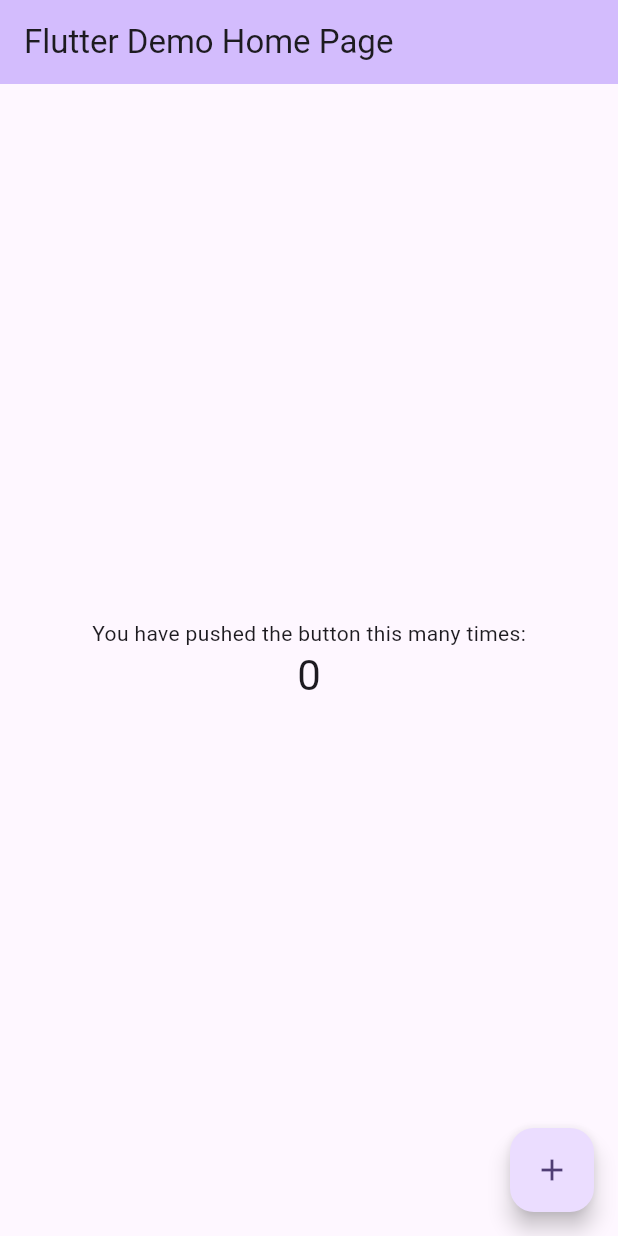
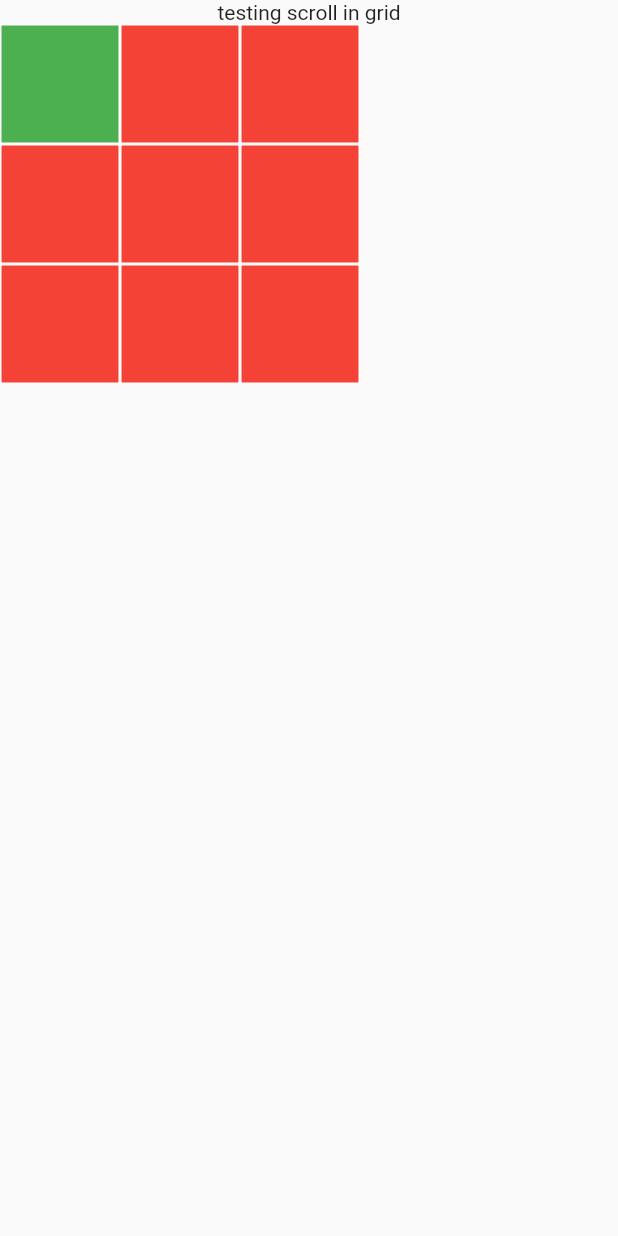
Before and after one commit to politebarista/flutter_sandbox, a Flutter app: the screen it shows after launch, on a phone screen of 412 x 824 dp. Run offline on Flutter 3.47's test engine with Material 2 defaults, Android fonts, the phone set to English and light mode, and no system bars.

Commit message:
implemented a screen for working with swipes in different directions

```diff
--- a/lib/main.dart
+++ b/lib/main.dart
@@ -1,125 +1,6 @@
 import 'package:flutter/material.dart';
+import 'package:sandbox/scroll_direction_testing/scroll_screen.dart';
 
 void main() {
-  runApp(const MyApp());
+  runApp(const ScrollScreen());
 }
-
-class MyApp extends StatelessWidget {
-  const MyApp({super.key});
-
-  // This widget is the root of your application.
-  @override
-  Widget build(BuildContext context) {
-    return MaterialApp(
-      title: 'Flutter Demo',
-      theme: ThemeData(
-        // This is the theme of your application.
-        //
-        // TRY THIS: Try running your application with "flutter run". You'll see
-        // the application has a blue toolbar. Then, without quitting the app,
-        // try changing the seedColor in the colorScheme below to Colors.green
-        // and then invoke "hot reload" (save your changes or press the "hot
-        // reload" button in a Flutter-supported IDE, or press "r" if you used
-        // the command line to start the app).
-        //
-        // Notice that the counter didn't reset back to zero; the application
-        // state is not lost during the reload. To reset the state, use hot
-        // restart instead.
-        //
-        // This works for code too, not just values: Most code changes can be
-        // tested with just a hot reload.
-        colorScheme: ColorScheme.fromSeed(seedColor: Colors.deepPurple),
-        useMaterial3: true,
-      ),
-      home: const MyHomePage(title: 'Flutter Demo Home Page'),
-    );
-  }
-}
-
-class MyHomePage extends StatefulWidget {
-  const MyHomePage({super.key, required this.title});
-
-  // This widget is the home page of your application. It is stateful, meaning
-  // that it has a State object (defined below) that contains fields that affect
-  // how it looks.
-
-  // This class is the configuration for the state. It holds the values (in this
-  // case the title) provided by the parent (in this case the App widget) and
-  // used by the build method of the State. Fields in a Widget subclass are
-  // always marked "final".
-
-  final String title;
-
-  @override
-  State<MyHomePage> createState() => _MyHomePageState();
-}
-
-class _MyHomePageState extends State<MyHomePage> {
-  int _counter = 0;
-
-  void _incrementCounter() {
-    setState(() {
-      // This call to setState tells the Flutter framework that something has
-      // changed in this State, which causes it to rerun the build method below
-      // so that the display can reflect the updated values. If we changed
-      // _counter without calling setState(), then the build method would not be
-      // called again, and so nothing would appear to happen.
-      _counter++;
-    });
-  }
-
-  @override
-  Widget build(BuildContext context) {
-    // This method is rerun every time setState is called, for instance as done
-    // by the _incrementCounter method above.
-    //
-    // The Flutter framework has been optimized to make rerunning build methods
-    // fast, so that you can just rebuild anything that needs updating rather
-    // than having to individually change instances of widgets.
-    return Scaffold(
-      appBar: AppBar(
-        // TRY THIS: Try changing the color here to a specific color (to
-        // Colors.amber, perhaps?) and trigger a hot reload to see the AppBar
-        // change color while the other colors stay the same.
-        backgroundColor: Theme.of(context).colorScheme.inversePrimary,
-        // Here we take the value from the MyHomePage object that was created by
-        // the App.build method, and use it to set our appbar title.
-        title: Text(widget.title),
-      ),
-      body: Center(
-        // Center is a layout widget. It takes a single child and positions it
-        // in the middle of the parent.
-        child: Column(
-          // Column is also a layout widget. It takes a list of children and
-          // arranges them vertically. By default, it sizes itself to fit its
-          // children horizontally, and tries to be as tall as its parent.
-          //
-          // Column has various properties to control how it sizes itself and
-          // how it positions its children. Here we use mainAxisAlignment to
-          // center the children vertically; the main axis here is the vertical
-          // axis because Columns are vertical (the cross axis would be
-          // horizontal).
-          //
-          // TRY THIS: Invoke "debug painting" (choose the "Toggle Debug Paint"
-          // action in the IDE, or press "p" in the console), to see the
-          // wireframe for each widget.
-          mainAxisAlignment: MainAxisAlignment.center,
-          children: <Widget>[
-            const Text(
-              'You have pushed the button this many times:',
-            ),
-            Text(
-              '$_counter',
-              style: Theme.of(context).textTheme.headlineMedium,
-            ),
-          ],
-        ),
-      ),
-      floatingActionButton: FloatingActionButton(
-        onPressed: _incrementCounter,
-        tooltip: 'Increment',
-        child: const Icon(Icons.add),
-      ), // This trailing comma makes auto-formatting nicer for build methods.
-    );
-  }
-}
--- /dev/null
+++ b/lib/scroll_direction_testing/scroll_screen.dart
@@ -0,0 +1,141 @@
+import 'package:flutter/material.dart';
+
+import 'scroll_tile.dart';
+import 'scroll_tile_direction.dart';
+import 'scroll_tile_position.dart';
+import 'scroll_tile_widget.dart';
+
+class ScrollScreen extends StatefulWidget {
+  const ScrollScreen({Key? key}) : super(key: key);
+
+  @override
+  State<ScrollScreen> createState() => _ScrollScreenState();
+}
+
+class _ScrollScreenState extends State<ScrollScreen> {
+  late final List<List<ScrollTile>> tiles;
+
+  @override
+  void initState() {
+    tiles = [
+      [
+        ScrollTile(true),
+        ScrollTile(false),
+        ScrollTile(false),
+      ],
+      [
+        ScrollTile(false),
+        ScrollTile(false),
+        ScrollTile(false),
+      ],
+      [
+        ScrollTile(false),
+        ScrollTile(false),
+        ScrollTile(false),
+      ]
+    ];
+    super.initState();
+  }
+
+  @override
+  Widget build(BuildContext context) {
+    return MaterialApp(
+      home: Scaffold(
+        body: SafeArea(
+          child: Column(
+            children: [
+              Text('testing scroll in grid'),
+              // Expanded(
+              //   child: GridView.count(
+              //     crossAxisCount: 3,
+              //     children: tiles.map((e) => ScrollTileWidget(e)).toList(),
+              //   ),
+              // ),
+              ...tiles
+                  .map(
+                    (row) => Row(
+                      children: [
+                        ...row
+                            .map((tile) =>
+                                ScrollTileWidget(tile, _processScroll))
+                            .toList(),
+                      ],
+                    ),
+                  )
+                  .toList(),
+            ],
+          ),
+        ),
+      ),
+    );
+  }
+
+  _processScroll(
+    ScrollTile scrollTile,
+    ScrollTileDirection scrollTileDirection,
+  ) {
+    print('scroll processing is started');
+
+    final ScrollTilePosition currentTilePosition = _findTileByInstance(
+      scrollTile,
+    );
+
+    switch (scrollTileDirection) {
+      case ScrollTileDirection.right:
+        if (tiles[currentTilePosition.x].length != currentTilePosition.y + 1) {
+          setState(() {
+            tiles[currentTilePosition.x][currentTilePosition.y].isCurrent = false;
+            tiles[currentTilePosition.x][currentTilePosition.y + 1].isCurrent = true;
+          });
+        } else {
+          print('rich boundaries at right');
+        }
+        break;
+      case ScrollTileDirection.left:
+        if (currentTilePosition.y != 0) {
+          setState(() {
+            tiles[currentTilePosition.x][currentTilePosition.y].isCurrent = false;
+            tiles[currentTilePosition.x][currentTilePosition.y - 1].isCurrent = true;
+          });
+        } else {
+          print('rich boundaries at left');
+        }
+        break;
+      case ScrollTileDirection.down:
+        if (tiles.length != currentTilePosition.x + 1) {
+          setState(() {
+            tiles[currentTilePosition.x][currentTilePosition.y].isCurrent = false;
+            tiles[currentTilePosition.x + 1][currentTilePosition.y ].isCurrent = true;
+          });
+        } else {
+          print('rich boundaries at bottom');
+        }
+        break;
+      case ScrollTileDirection.up:
+        if (currentTilePosition.x != 0) {
+          setState(() {
+            tiles[currentTilePosition.x][currentTilePosition.y].isCurrent = false;
+            tiles[currentTilePosition.x - 1][currentTilePosition.y ].isCurrent = true;
+          });
+        } else {
+          print('rich boundaries at top');
+        }
+        break;
+      default:
+        throw UnimplementedError();
+    }
+  }
+
+  _findTileByInstance(ScrollTile scrollTile) {
+    for (int i = 0; i < tiles.length; i++) {
+      final List<ScrollTile> row = tiles[i];
+      for (int j = 0; j < row.length; j++) {
+        if (row[j] == scrollTile) {
+          print('find correct tile at x - $i, y - $j');
+          return ScrollTilePosition(i, j);
+        }
+      }
+    }
+    throw Error();
+  }
+}
--- /dev/null
+++ b/lib/scroll_direction_testing/scroll_tile.dart
@@ -0,0 +1,5 @@
+class ScrollTile {
+  bool isCurrent;
+
+  ScrollTile(this.isCurrent);
+}
--- /dev/null
+++ b/lib/scroll_direction_testing/scroll_tile_direction.dart
@@ -0,0 +1,3 @@
+enum ScrollTileDirection {
+  left, up, right, down;
+}
--- /dev/null
+++ b/lib/scroll_direction_testing/scroll_tile_position.dart
@@ -0,0 +1,5 @@
+class ScrollTilePosition {
+  final int x, y;
+
+  const ScrollTilePosition(this.x, this.y);
+}
--- /dev/null
+++ b/lib/scroll_direction_testing/scroll_tile_widget.dart
@@ -0,0 +1,79 @@
+import 'dart:math';
+
+import 'package:flutter/material.dart';
+
+import 'scroll_tile.dart';
+import 'scroll_tile_direction.dart';
+
+class ScrollTileWidget extends StatelessWidget {
+  final ScrollTile tile;
+  final Function(ScrollTile, ScrollTileDirection) processScroll;
+
+  ScrollTileWidget(this.tile, this.processScroll, {Key? key}) : super(key: key);
+
+  ScrollTileDirection? direction;
+
+  @override
+  Widget build(BuildContext context) {
+    return tile.isCurrent
+        ? GestureDetector(
+            onVerticalDragStart: (dragDetails) => print('vertical drag start'),
+            onHorizontalDragStart: (dragDetails) =>
+                print('horizontal drag start'),
+            onHorizontalDragUpdate: _processHorizontalDragUpdate,
+            onVerticalDragUpdate: _processVerticalDragUpdate,
+            onHorizontalDragEnd: _processHorizontalDragEnd,
+            onVerticalDragEnd: _processVerticalDragEnd,
+            child: Container(
+              width: 80,
+              height: 80,
+              decoration: BoxDecoration(
+                color: Colors.green,
+                border: Border.all(color: Colors.white, width: 1),
+              ),
+            ),
+          )
+        : Container(
+            width: 80,
+            height: 80,
+            decoration: BoxDecoration(
+              color: Colors.red,
+              border: Border.all(color: Colors.white, width: 1),
+            ),
+          );
+  }
+
+  _processHorizontalDragUpdate(DragUpdateDetails dragDetails) {
+    print('horizontal drag update - ${dragDetails.delta.direction}');
+    if (dragDetails.delta.direction == pi) {
+      direction = ScrollTileDirection.left;
+      print('left');
+    } else {
+      direction = ScrollTileDirection.right;
+      print('right');
+    }
+  }
+
+  _processVerticalDragUpdate(DragUpdateDetails dragDetails) {
+    print('vertical drag update - ${dragDetails.delta.direction}');
+    if (dragDetails.delta.direction == pi / 2) {
+      direction = ScrollTileDirection.down;
+      print('down');
+    } else {
+      direction = ScrollTileDirection.up;
+      print('up');
+    }
+  }
+
+  _processVerticalDragEnd(DragEndDetails dragDetails) {
+    print('vertical drag end');
+    processScroll(tile, direction!);
+    direction = null;
+  }
+
+  _processHorizontalDragEnd(DragEndDetails dragDetails) {
+    print('horizontal drag end');
+    processScroll(tile, direction!);
+    direction = null;
+  }
+}
```
Also changed, not shown: 1 other file.
